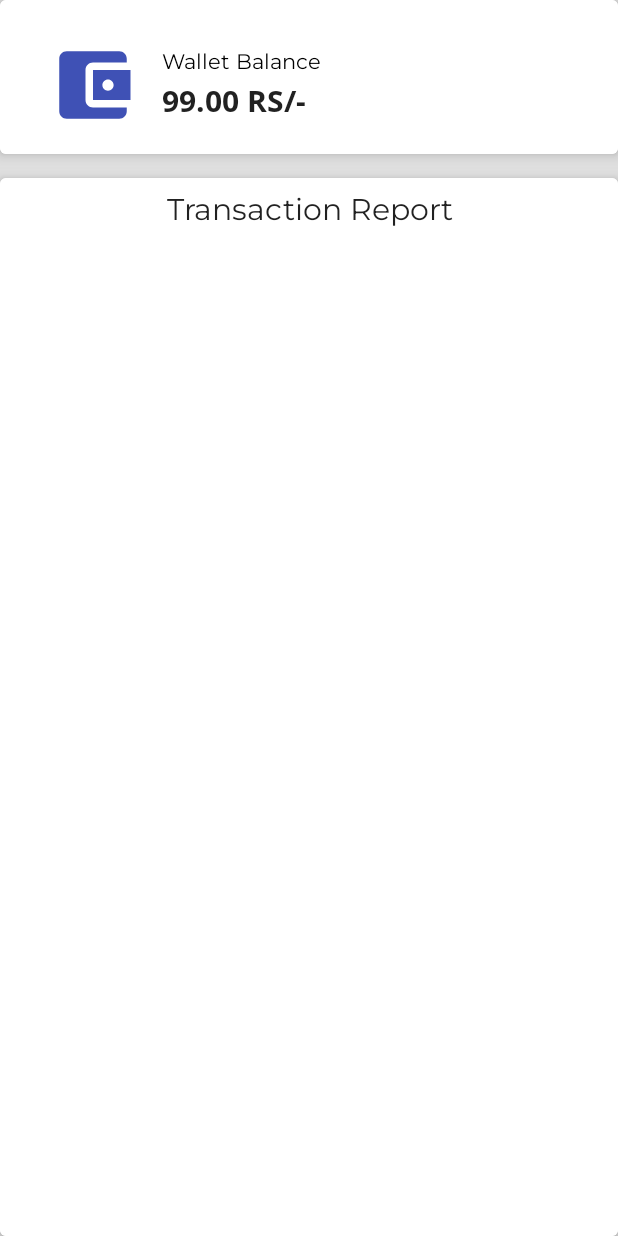
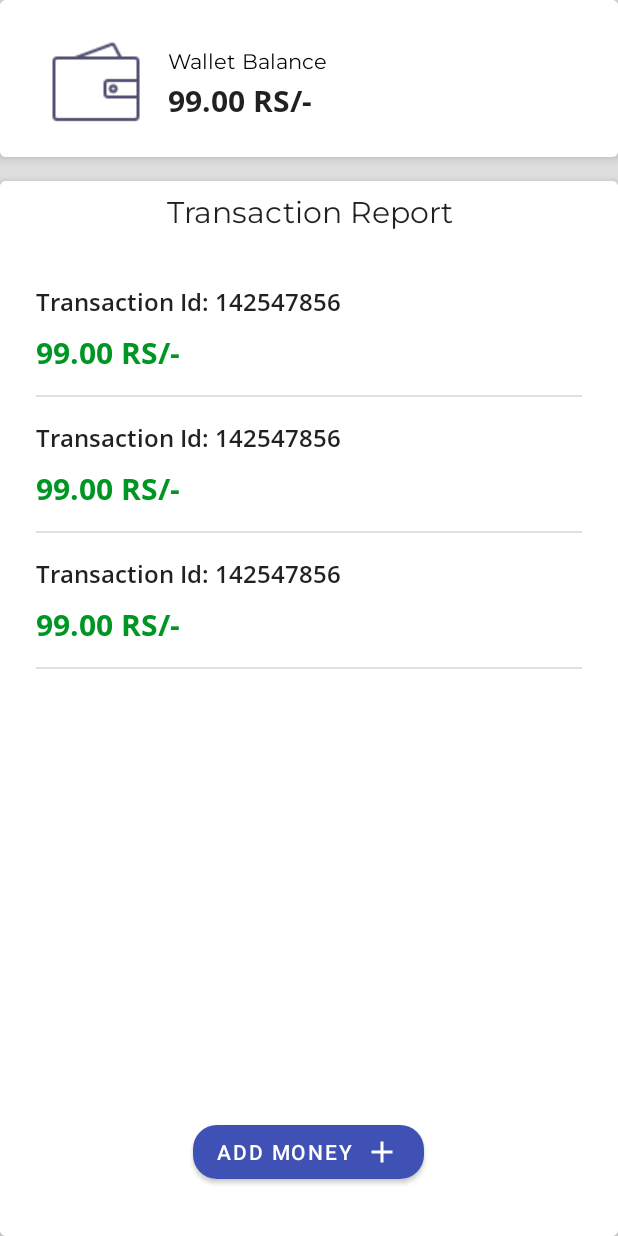
Before and after one commit to harshabhadra/99spicy, an Android app: the layout fragment_wallet.xml on its own in the app's theme, with its tools: preview values and no code run, on a phone screen of 412 x 824 dp. Run offline under Robolectric (Android 15) with nearby library versions, the phone set to English and light mode, and no system bars; Roboto replaces fonts that are not available here.

Commit message:
Wallet design completed

```diff
--- a/app/src/main/res/layout/fragment_wallet.xml
+++ b/app/src/main/res/layout/fragment_wallet.xml
@@ -27,7 +27,7 @@
                     android:layout_width="wrap_content"
                     android:layout_height="wrap_content"
                     android:layout_marginStart="16dp"
-                    android:src="@drawable/ic_baseline_account_balance_wallet_24"
+                    android:src="@drawable/wallet"
                     app:layout_constraintBottom_toBottomOf="@+id/textView9"
                     app:layout_constraintStart_toStartOf="parent"
                     app:layout_constraintTop_toTopOf="@+id/textView5" />
@@ -83,10 +83,21 @@
                     android:layout_width="match_parent"
                     android:layout_height="wrap_content"
                     android:layout_margin="8dp"
+                    tools:listitem="@layout/transactions_list_item"
                     app:layoutManager="androidx.recyclerview.widget.LinearLayoutManager"
                     android:orientation="vertical"/>
             </LinearLayout>
         </com.google.android.material.card.MaterialCardView>
-
     </LinearLayout>
+    <com.google.android.material.button.MaterialButton
+        android:id="@+id/add_money_button"
+        android:layout_width="wrap_content"
+        android:layout_height="wrap_content"
+        android:text="@string/add_money"
+        android:layout_gravity="bottom|center"
+        android:layout_marginBottom="32dp"
+        app:elevation="16dp"
+        android:elevation="16dp"
+        android:drawableEnd="@drawable/ic_baseline_add_24"
+        app:cornerRadius="16dp"/>
 </androidx.coordinatorlayout.widget.CoordinatorLayout>
--- /dev/null
+++ b/app/src/main/res/layout/transactions_list_item.xml
@@ -0,0 +1,45 @@
+<?xml version="1.0" encoding="utf-8"?>
+<androidx.constraintlayout.widget.ConstraintLayout
+    xmlns:android="http://schemas.android.com/apk/res/android"
+    xmlns:app="http://schemas.android.com/apk/res-auto"
+    xmlns:tools="http://schemas.android.com/tools"
+    android:layout_width="match_parent"
+    android:layout_height="wrap_content">
+
+    <TextView
+        android:id="@+id/textView11"
+        android:layout_width="0dp"
+        android:layout_height="wrap_content"
+        android:layout_marginStart="16dp"
+        android:layout_marginTop="16dp"
+        android:layout_marginEnd="16dp"
+        tools:text="Transaction Id: 142547856"
+        android:fontFamily="@font/open_sans_semibold"
+        style="@style/TextAppearance.AppCompat.SearchResult.Subtitle"
+        app:layout_constraintEnd_toEndOf="parent"
+        app:layout_constraintStart_toStartOf="parent"
+        app:layout_constraintTop_toTopOf="parent" />
+
+    <TextView
+        android:id="@+id/textView12"
+        android:layout_width="0dp"
+        android:layout_height="wrap_content"
+        android:layout_marginTop="8dp"
+        android:layout_marginBottom="16dp"
+        tools:text="@string/_99_00_rs"
+        android:fontFamily="@font/open_sans_bold"
+        style="@style/TextAppearance.AppCompat.Title"
+        android:textColor="@color/colorGreen"
+        app:layout_constraintBottom_toBottomOf="parent"
+        app:layout_constraintEnd_toEndOf="@+id/textView11"
+        app:layout_constraintStart_toStartOf="@+id/textView11"
+        app:layout_constraintTop_toBottomOf="@+id/textView11" />
+
+    <View
+        android:layout_width="0dp"
+        android:layout_height="1dp"
+        android:background="@color/colorProfileBack"
+        app:layout_constraintBottom_toBottomOf="parent"
+        app:layout_constraintEnd_toEndOf="@+id/textView12"
+        app:layout_constraintStart_toStartOf="@+id/textView12" />
+</androidx.constraintlayout.widget.ConstraintLayout>
--- a/app/src/main/res/values/strings.xml
+++ b/app/src/main/res/values/strings.xml
@@ -47,4 +47,5 @@
     <string name="state_name">State Name</string>
     <string name="wallet_balance">Wallet Balance</string>
     <string name="transaction_report">Transaction Report</string>
+    <string name="add_money">Add Money</string>
 </resources>
```
Also changed, not shown: app/src/main/java/com/a99Spicy/a99spicy/ui/profile/ProfileFragment.kt (+19 -0 lines), app/src/main/java/com/a99Spicy/a99spicy/user/LoginFragment.kt (+8 -3 lines), app/src/main/java/com/a99Spicy/a99spicy/user/SplashFragment.kt (+24 -4 lines), app/src/main/java/com/a99Spicy/a99spicy/utils/Constants.kt (added, +10 -0 lines), app/src/main/res/drawable/wallet.png (added).
